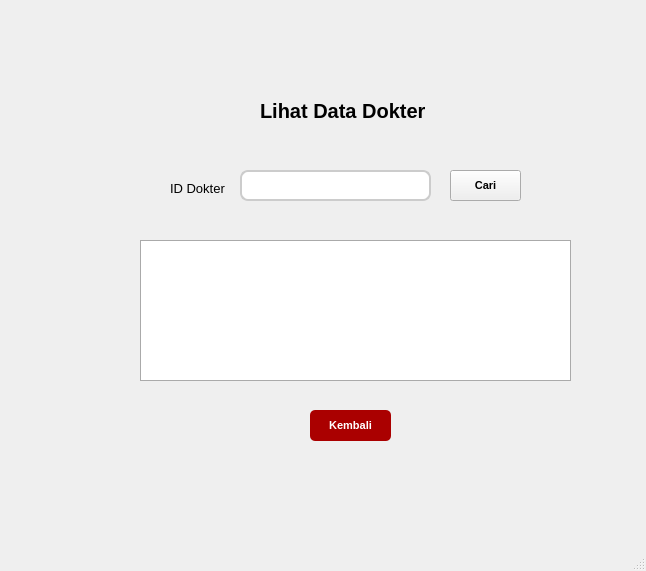
Qt form lihat_data_dokter.ui (naylasalsdev-project/SudiKasusUAS) before a commit.
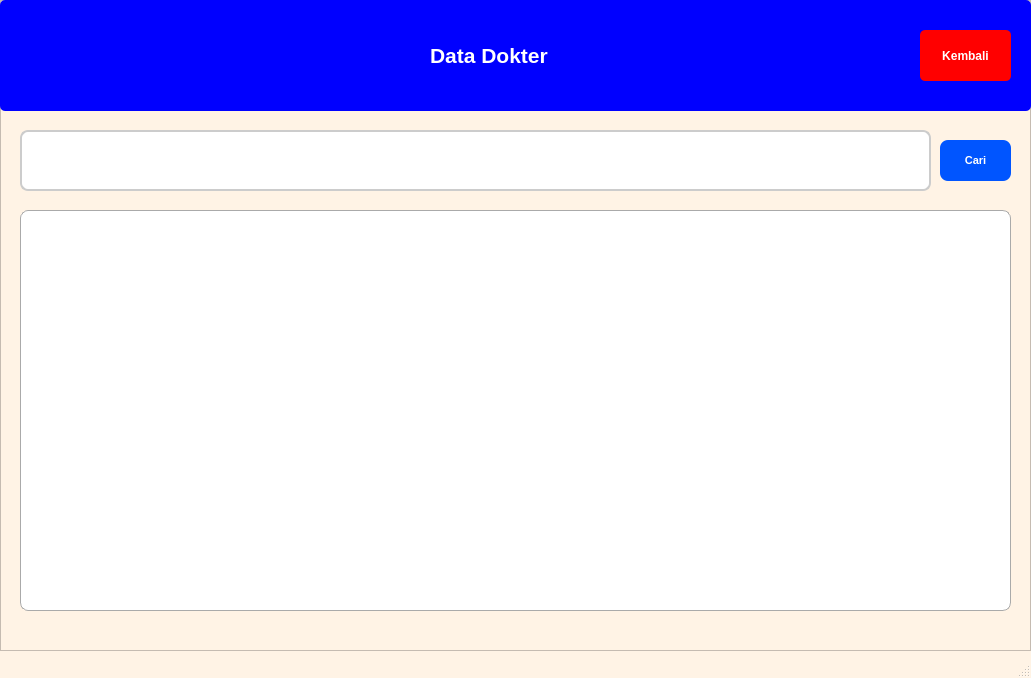
The same form after that commit.

Patch:
```diff
--- a/lihat_data_dokter.ui
+++ b/lihat_data_dokter.ui
@@ -6,41 +6,102 @@
    <rect>
     <x>0</x>
     <y>0</y>
-    <width>646</width>
-    <height>571</height>
+    <width>1031</width>
+    <height>678</height>
    </rect>
   </property>
   <property name="windowTitle">
    <string>MainWindow</string>
   </property>
+  <property name="styleSheet">
+   <string notr="true">QMainWindow {
+    background-color: rgb(255, 243, 229);          
+}</string>
+  </property>
   <widget class="QWidget" name="centralwidget">
-   <widget class="QLabel" name="label">
+   <property name="styleSheet">
+    <string notr="true">QWidget
+ {
+    background-color: rgb(255, 243, 229);          
+}</string>
+   </property>
+   <widget class="QFrame" name="frame">
     <property name="geometry">
      <rect>
-      <x>260</x>
-      <y>80</y>
-      <width>251</width>
+      <x>0</x>
+      <y>0</y>
+      <width>1031</width>
+      <height>651</height>
+     </rect>
+    </property>
+    <property name="styleSheet">
+     <string notr="true">QFrame {
+    background-color: rgb(255, 243, 229);          
+}</string>
+    </property>
+    <property name="frameShape">
+     <enum>QFrame::StyledPanel</enum>
+    </property>
+    <property name="frameShadow">
+     <enum>QFrame::Raised</enum>
+    </property>
+    <widget class="QPushButton" name="pushButton">
+     <property name="geometry">
+      <rect>
+       <x>940</x>
+       <y>140</y>
+       <width>71</width>
+       <height>41</height>
+      </rect>
+     </property>
+     <property name="font">
+      <font>
+       <pointsize>8</pointsize>
+       <weight>75</weight>
+       <bold>true</bold>
+      </font>
+     </property>
+     <property name="styleSheet">
+      <string notr="true">QPushButton {
+    background-color: rgb(0, 85, 255);
+	border-radius: 8px;
+	color: white
+}</string>
+     </property>
+     <property name="text">
+      <string>Cari</string>
+     </property>
+    </widget>
+    <widget class="QLineEdit" name="lineEdit">
+     <property name="geometry">
+      <rect>
+       <x>20</x>
+       <y>130</y>
+       <width>911</width>
       <height>61</height>
      </rect>
     </property>
     <property name="font">
      <font>
-      <pointsize>15</pointsize>
-      <weight>75</weight>
-      <bold>true</bold>
-     </font>
-    </property>
-    <property name="text">
-     <string>Lihat Data Dokter</string>
+       <pointsize>-1</pointsize>
+      </font>
+     </property>
+     <property name="styleSheet">
+      <string notr="true">padding: 6px;
+background: white;
+border: 2px solid #ccc;
+border-radius: 8px;
+font-size: 14px;
+</string>
     </property>
    </widget>
    <widget class="QTableWidget" name="tableWidget">
     <property name="geometry">
      <rect>
-      <x>140</x>
-      <y>240</y>
-      <width>431</width>
-      <height>141</height>
+       <x>20</x>
+       <y>210</y>
+       <width>991</width>
+       <height>401</height>
      </rect>
     </property>
     <property name="font">
@@ -54,6 +115,7 @@
     border: 1px solid #aaa;
     gridline-color: #777;
     font-size: 14px;
+	border-radius: 8px;
 }
 
 QHeaderView::section {
@@ -77,97 +139,74 @@
      <bool>true</bool>
     </property>
    </widget>
-   <widget class="QPushButton" name="pushButton_2">
+    <widget class="QWidget" name="widget" native="true">
     <property name="geometry">
      <rect>
-      <x>310</x>
-      <y>410</y>
-      <width>81</width>
-      <height>31</height>
-     </rect>
-    </property>
-    <property name="font">
-     <font>
-      <pointsize>8</pointsize>
-      <weight>75</weight>
-      <bold>true</bold>
-     </font>
-    </property>
+       <x>0</x>
+       <y>0</y>
+       <width>1031</width>
+       <height>111</height>
+      </rect>
+     </property>
     <property name="styleSheet">
-     <string notr="true">QPushButton {
-    background-color: rgb(170, 0, 0);
-    color: white;
-    border-radius: 5px;   
-    padding: 6px;           
+      <string notr="true">QWidget {
+    background-color: rgb(0, 0, 255);
+	border-radius: 5px        
 }</string>
+     </property>
+     <widget class="QLabel" name="label_3">
+      <property name="geometry">
+       <rect>
+        <x>430</x>
+        <y>30</y>
+        <width>171</width>
+        <height>51</height>
+       </rect>
+      </property>
+      <property name="font">
+       <font>
+        <pointsize>16</pointsize>
+        <weight>75</weight>
+        <bold>true</bold>
+       </font>
+      </property>
+      <property name="styleSheet">
+       <string notr="true">QLabel {
+	color : white
+	}</string>
+      </property>
+      <property name="text">
+       <string>Data Dokter</string>
+      </property>
+     </widget>
+     <widget class="QPushButton" name="pushButton_5">
+      <property name="geometry">
+       <rect>
+        <x>920</x>
+        <y>30</y>
+        <width>91</width>
+        <height>51</height>
+       </rect>
+      </property>
+      <property name="font">
+       <font>
+        <pointsize>9</pointsize>
+        <weight>75</weight>
+        <bold>true</bold>
+       </font>
+      </property>
+      <property name="styleSheet">
+       <string notr="true">QPushButton {
+   background-color: rgb(255, 0, 0);
+   color: white;    
+   border-radius: 5px;   
+   padding: 6px;}</string>
     </property>
     <property name="text">
      <string>Kembali</string>
     </property>
    </widget>
-   <widget class="QLineEdit" name="lineEdit">
-    <property name="geometry">
-     <rect>
-      <x>240</x>
-      <y>170</y>
-      <width>191</width>
-      <height>31</height>
-     </rect>
-    </property>
-    <property name="font">
-     <font>
-      <pointsize>-1</pointsize>
-     </font>
-    </property>
-    <property name="styleSheet">
-     <string notr="true">padding: 6px;
-background: white;
-border: 2px solid #ccc;
-border-radius: 8px;
-font-size: 14px;
-</string>
-    </property>
-   </widget>
-   <widget class="QPushButton" name="pushButton">
-    <property name="geometry">
-     <rect>
-      <x>450</x>
-      <y>170</y>
-      <width>71</width>
-      <height>31</height>
-     </rect>
-    </property>
-    <property name="font">
-     <font>
-      <pointsize>8</pointsize>
-      <weight>75</weight>
-      <bold>true</bold>
-     </font>
-    </property>
-    <property name="styleSheet">
-     <string notr="true"/>
-    </property>
-    <property name="text">
-     <string>Cari</string>
-    </property>
-   </widget>
-   <widget class="QLabel" name="label_2">
-    <property name="geometry">
-     <rect>
-      <x>170</x>
-      <y>180</y>
-      <width>61</width>
-      <height>16</height>
-     </rect>
-    </property>
-    <property name="font">
-     <font>
-      <pointsize>10</pointsize>
-     </font>
-    </property>
-    <property name="text">
-     <string>ID Dokter</string>
-    </property>
+    </widget>
    </widget>
   </widget>
   <widget class="QMenuBar" name="menubar">
```
Left out of the diff: 4 changed lines with no effect on the pictures. Lines whose indentation alone changed are shown as unchanged.
